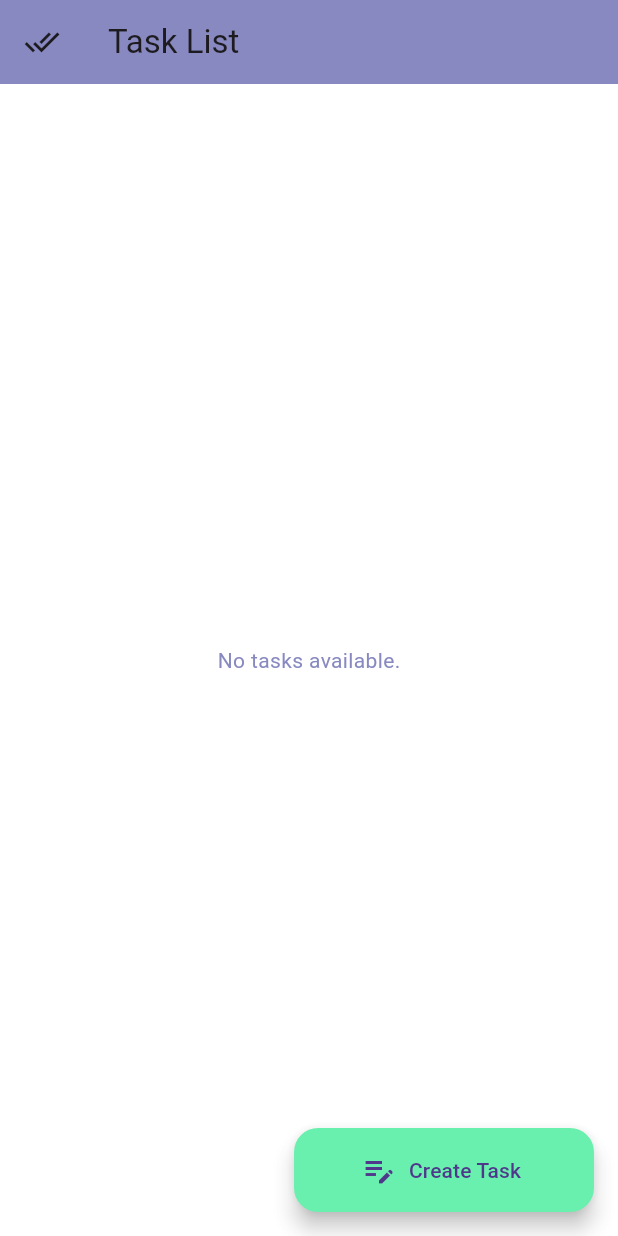
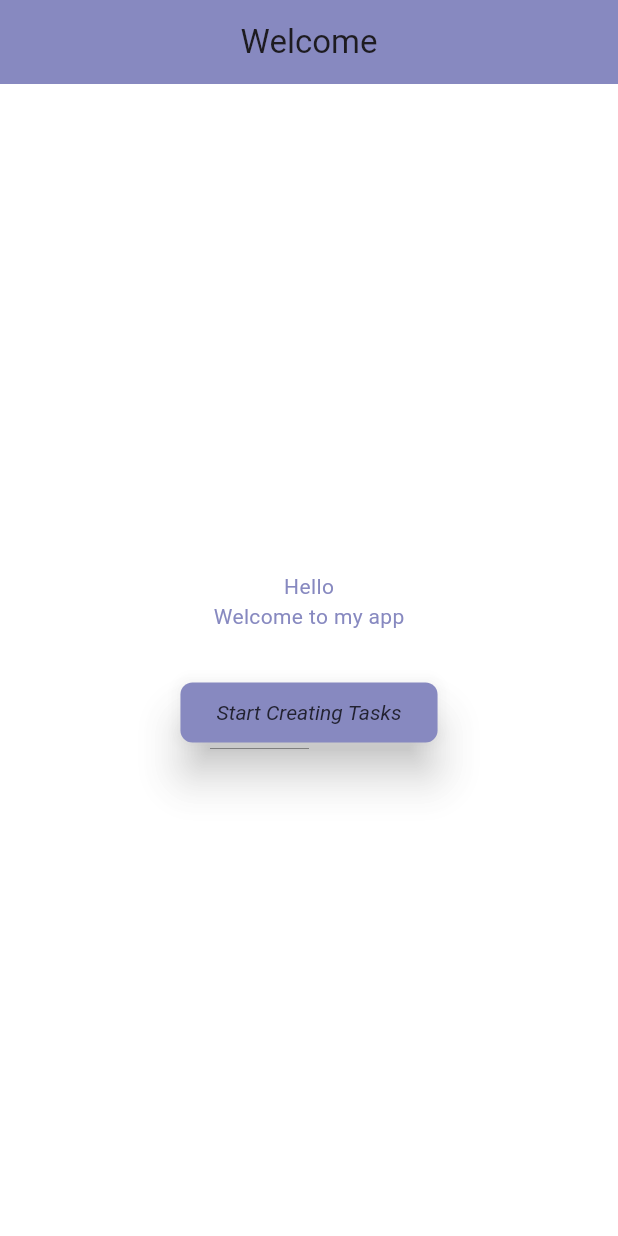
Before and after one commit to dom1k11/to-do-app-hive, a Flutter app: the screen it shows after launch, on a phone screen of 412 x 824 dp. Run offline on Flutter 3.47's test engine with Material 3 defaults, Android fonts, the phone set to English and light mode, and no system bars; our stand-ins replace flutter_form_builder, flutter_slidable, hive, hive_flutter, page_transition; accounts and stored records are empty.

Commit message:
transition + welcome screen animations

```diff
--- a/lib/screens/tasks_screen.dart
+++ b/lib/screens/tasks_screen.dart
@@ -1,21 +1,21 @@
 import 'package:flutter/material.dart';
 import 'package:hive_flutter/hive_flutter.dart';
 import 'package:to_do_app_hive/models/task_model.dart';
-import 'package:to_do_app_hive/widgets/custom_fab.dart';
 import 'package:to_do_app_hive/widgets/task_tile.dart';
 
-class HomePage extends StatefulWidget {
-  const HomePage({super.key});
+class TasksScreen extends StatefulWidget {
+  const TasksScreen({super.key});
 
   @override
-  State<HomePage> createState() => _HomePageState();
+  State<TasksScreen> createState() => _TasksScreenState();
 }
 
-class _HomePageState extends State<HomePage> with TickerProviderStateMixin {
+class _TasksScreenState extends State<TasksScreen> with TickerProviderStateMixin {
   late AnimationController _rotationController;
   late AnimationController _expansionController;
   late Animation<double> _rotationAnimation;
   late Animation<double> _expansionAnimation;
+  bool _isVisible = false; // Флаг для управления видимостью кнопки
   bool _isExpanded = false; // Флаг для отслеживания состояния кнопки
 
   @override
@@ -23,25 +23,27 @@ class _HomePageState extends State<HomePage> with TickerProviderStateMixin {
     super.initState();
 
     // Контроллер для анимации вращения
-    _rotationController = AnimationController(duration: Duration(milliseconds: 500), vsync: this);
-    _rotationAnimation = Tween<double>(begin: 0, end: 2 * 3.1415927 * 2).animate(
-      CurvedAnimation(parent: _rotationController, curve: Curves.linearToEaseOut),
+    _rotationController = AnimationController(
+      duration: Duration(milliseconds: 1500),
+      vsync: this,
+    );
+    _rotationAnimation = Tween<double>(begin: 0, end: 2 * 3.1415927 * 3).animate(
+      CurvedAnimation(parent: _rotationController, curve: Curves.ease),
     );
 
     // Контроллер для анимации расширения кнопки
-    _expansionController = AnimationController(duration: Duration(milliseconds: 400), vsync: this);
+    _expansionController = AnimationController(
+      duration: Duration(milliseconds: 500),
+      vsync: this,
+    );
     _expansionAnimation = Tween<double>(begin: 56.0, end: 200.0).animate(
-      CurvedAnimation(parent: _expansionController, curve: Curves.bounceOut),
+      CurvedAnimation(parent: _expansionController, curve: Curves.easeOut),
     );
 
-    // Запускаем анимацию вращения
-    _rotationController.forward().then((_) {
-      // После завершения вращения запускаем анимацию расширения кнопки
-      Future.delayed(Duration(milliseconds: 250), () {
+    // Задержка перед началом появления кнопки
+    Future.delayed(Duration(milliseconds: 500), () {
       setState(() {
-          _isExpanded = true;
-          _expansionController.forward(); // Запускаем расширение кнопки
-        });
+        _isVisible = true; // Показываем кнопку через AnimatedOpacity
       });
     });
   }
@@ -65,7 +67,8 @@ class _HomePageState extends State<HomePage> with TickerProviderStateMixin {
           onPressed: () {
             Navigator.pushNamed(context, '/done_tasks_screen');
           },
-            icon: const Icon(Icons.done_all)),
+          icon: const Icon(Icons.done_all),
+        ),
       ),
       body: SafeArea(
         child: Padding(
@@ -93,7 +96,19 @@ class _HomePageState extends State<HomePage> with TickerProviderStateMixin {
           ),
         ),
       ),
-      floatingActionButton: AnimatedBuilder(
+      floatingActionButton: AnimatedOpacity(
+        opacity: _isVisible ? 1 : 0, // Плавное появление кнопки
+        duration: Duration(milliseconds: 500),
+        onEnd: () {
+          // После появления кнопки запускаем остальные анимации
+          _rotationController.forward().then((_) {
+            setState(() {
+              _isExpanded = true; // Обновляем состояние для расширения кнопки
+              _expansionController.forward();
+            });
+          });
+        },
+        child: AnimatedBuilder(
           animation: Listenable.merge([_rotationController, _expansionController]),
           builder: (BuildContext context, Widget? child) {
             return Transform.rotate(
@@ -117,6 +132,7 @@ class _HomePageState extends State<HomePage> with TickerProviderStateMixin {
             );
           },
         ),
+      ),
     );
   }
 }
--- /dev/null
+++ b/lib/screens/welcome_screen.dart
@@ -0,0 +1,76 @@
+import 'package:flutter/material.dart';
+import 'package:to_do_app_hive/widgets/custom_elevated_button.dart';
+import 'package:to_do_app_hive/widgets/custom_fab.dart';
+
+class WelcomeScreen extends StatefulWidget {
+  const WelcomeScreen({super.key});
+
+  @override
+  State<WelcomeScreen> createState() => _WelcomeScreenState();
+}
+
+class _WelcomeScreenState extends State<WelcomeScreen> {
+  @override
+  double _textOpacity = 0;
+  double _secondTextOpacity = 0;
+
+  @override
+  void initState() {
+    Future.delayed(Duration(milliseconds: 1000), () {
+      setState(() {
+        _textOpacity = 1.0;
+      });
+    });
+    Future.delayed(Duration(milliseconds: 1000 * 2), () {
+      setState(() {
+        _secondTextOpacity = 1.0;
+      });
+    });
+    super.initState();
+  }
+
+  Widget build(BuildContext context) {
+    return Scaffold(
+      appBar: AppBar(
+        centerTitle: true,
+        title: const Text("Welcome"),
+      ),
+      body: Center(
+        child: Column(
+          mainAxisAlignment: MainAxisAlignment.center,
+          crossAxisAlignment: CrossAxisAlignment.center,
+          children: [
+            Container(
+              child: Column(
+                mainAxisAlignment: MainAxisAlignment.center,
+                crossAxisAlignment: CrossAxisAlignment.center,
+                children: [
+                  AnimatedOpacity(
+                    opacity: _textOpacity,
+                    duration: Duration(milliseconds: 1000),
+                    child: Text("Hello"),
+                  ),
+                  AnimatedOpacity(
+                    opacity: _secondTextOpacity,
+                    duration: Duration(milliseconds: 1000),
+                    child: const Text("Welcome to my app"),
+                  ),
+                ],
+              ),
+            ),
+            Container(
+              margin: const EdgeInsets.only(top: 30),
+              child: const Column(
+                mainAxisAlignment: MainAxisAlignment.center,
+                crossAxisAlignment: CrossAxisAlignment.center,
+                children: [
+                  CustomElevatedButton(),
+                ],
+              ),
+            ),
+          ],
+        ),
+      ),
+    );
+  }
+}
--- /dev/null
+++ b/lib/widgets/custom_elevated_button.dart
@@ -0,0 +1,47 @@
+import 'package:flutter/material.dart';
+import 'package:page_transition/page_transition.dart';
+class CustomElevatedButton extends StatefulWidget {
+  const CustomElevatedButton({super.key});
+
+  @override
+  State<CustomElevatedButton> createState() => _CustomElevatedButtonState();
+}
+
+class _CustomElevatedButtonState extends State<CustomElevatedButton> {
+  double _opacity = 0.0;
+
+  @override
+  void initState() {
+   Future.delayed(Duration(milliseconds: 500), () { //change to 1000*3
+     setState(() {
+       _opacity = 1.0;
+     });
+   }
+   );
+    super.initState();
+  }
+  Widget build(BuildContext context) {
+    return AnimatedOpacity(
+      opacity: _opacity,
+      duration: Duration(milliseconds: 1000),
+      curve: Curves.easeInSine,
+      child: ElevatedButton(
+        style: ElevatedButton.styleFrom(
+          backgroundColor: Color.fromARGB(255, 135, 137, 192),
+          foregroundColor: Color.fromARGB(255, 34, 34, 49),
+          shape: RoundedRectangleBorder(
+            borderRadius: BorderRadius.circular(8),
+          ),
+          elevation: 12,
+          textStyle: TextStyle(
+            fontStyle: FontStyle.italic,
+          ),
+        ),
+        onPressed: () {
+          Navigator.pushNamed(context, '/tasks_screen');
+        },
+        child: const Text("Start Creating Tasks"),
+      ),
+    );
+  }
+}
--- a/pubspec.yaml
+++ b/pubspec.yaml
@@ -36,6 +36,7 @@ dependencies:
   flutter_form_builder: ^9.5.0
   intl: ^0.19.0
   flutter_slidable: ^3.1.1
+  page_transition: ^2.1.0
 
 dev_dependencies:
   hive_generator: ^2.0.1   # Для автоматической генерации файлов
```
Also changed, not shown: lib/main.dart (+22 -3 lines), pubspec.lock. Lines whose indentation alone changed are shown as unchanged.
